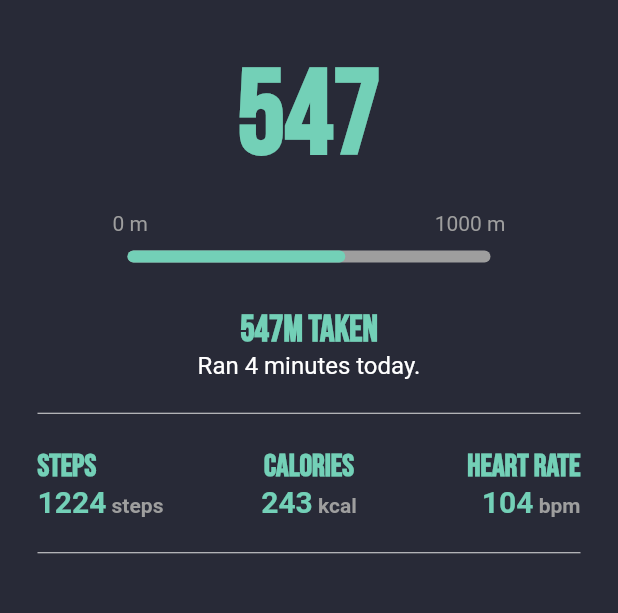
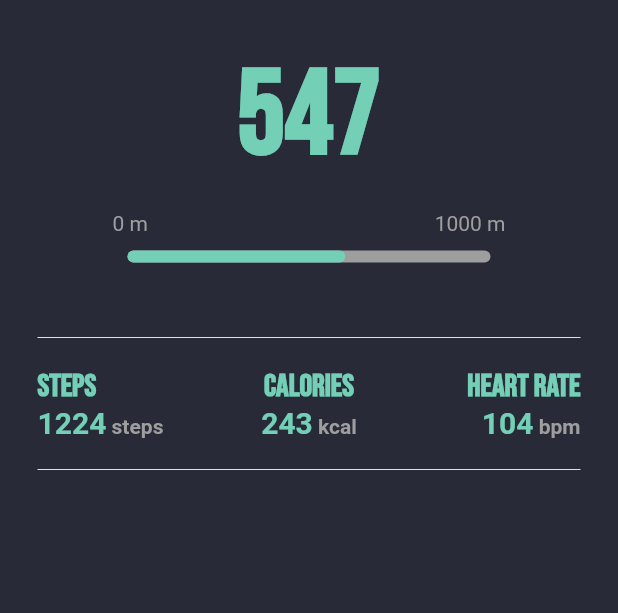
Before and after one commit to CHOSION/runiverse, a Flutter app: the Example screen opened directly, on a phone screen of 412 x 824 dp, the part 234-847 px from its top. Run offline on Flutter 3.47's test engine with Material 2 defaults, Android fonts, the phone set to English and light mode, and no system bars; drawn by our look-alikes of percent_indicator; our stand-ins replace animated_splash_screen, geolocator, google_maps_flutter, location, page_transition; missing offline and left inert: flutter_polyline_points; network calls fail.

Commit message:
220611_2

```diff
--- a/lib/running/example.dart
+++ b/lib/running/example.dart
@@ -181,27 +181,27 @@ class _ExampleState extends State<Example> {
                       Padding(
                         padding: EdgeInsets.only(top: 30)
                       ),
-                      Text(
-                        '547m taken'.toUpperCase(),
-                        style: TextStyle(
-                          color: Palette.iconColor,
-                          fontFamily: MyFontFamily.Bebas,
-                          fontSize: 24,
-                          fontWeight: FontWeight.bold
-                        ),
-                      ),
-                      Text(
-                        'Ran 4 minutes today.',
-                        style: TextStyle(
-                          color: Colors.white,
-                          fontSize: 16,
-                        ),
-                      )
+                      // Text(
+                      //   '547m taken'.toUpperCase(),
+                      //   style: TextStyle(
+                      //     color: Palette.iconColor,
+                      //     fontFamily: MyFontFamily.Bebas,
+                      //     fontSize: 24,
+                      //     fontWeight: FontWeight.bold
+                      //   ),
+                      // ),
+                      // Text(
+                      //   'Ran 4 minutes today.',
+                      //   style: TextStyle(
+                      //     color: Colors.white,
+                      //     fontSize: 16,
+                      //   ),
+                      // )
                     ],
                   ),
                 ),
                 Divider(
-                  height: 45,
+                  height: 40,
                   color: Colors.grey[300],
                 ),
                 Container(
@@ -325,7 +325,7 @@ class _ExampleState extends State<Example> {
                   ),
                 ),
                 Divider(
-                  height: 45,
+                  height: 40,
                   color: Colors.grey[300],
                 ),
               ],
--- a/pubspec.yaml
+++ b/pubspec.yaml
@@ -39,6 +39,7 @@ dependencies:
   toggle_bar: ^1.0.0
   sign_in_with_apple: ^4.0.0
   google_sign_in: ^5.3.1
+  camera: ^0.9.8
   health: ^3.4.4
   pedometer: ^3.0.0
   google_maps_flutter: ^2.1.7
```
Also changed, not shown: pubspec.lock, 1 other file.
